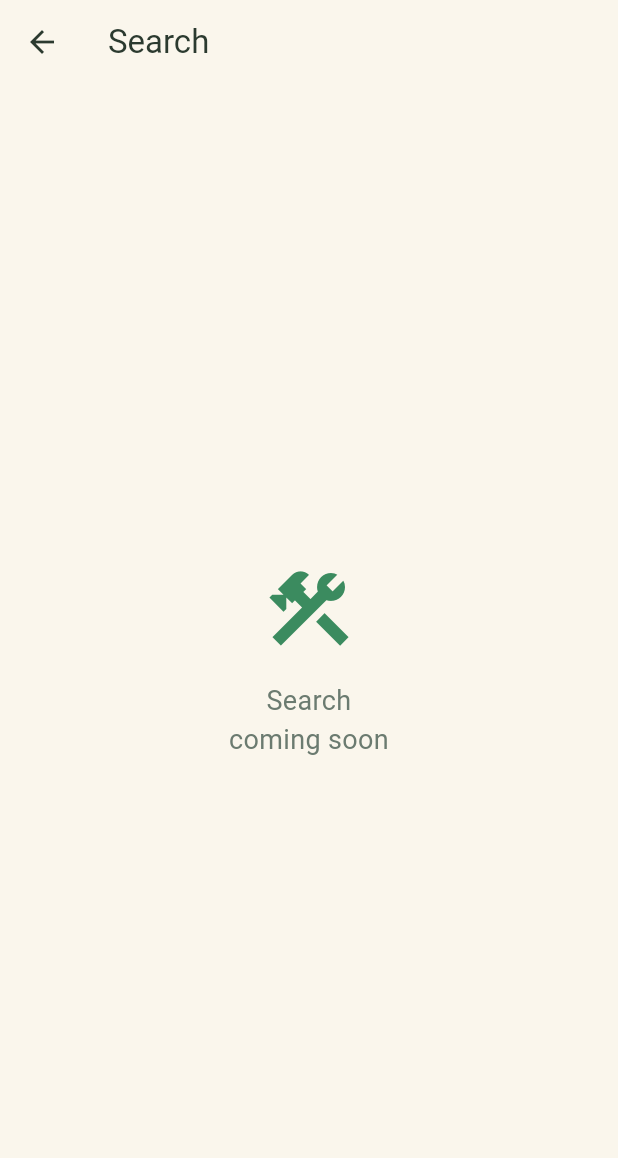
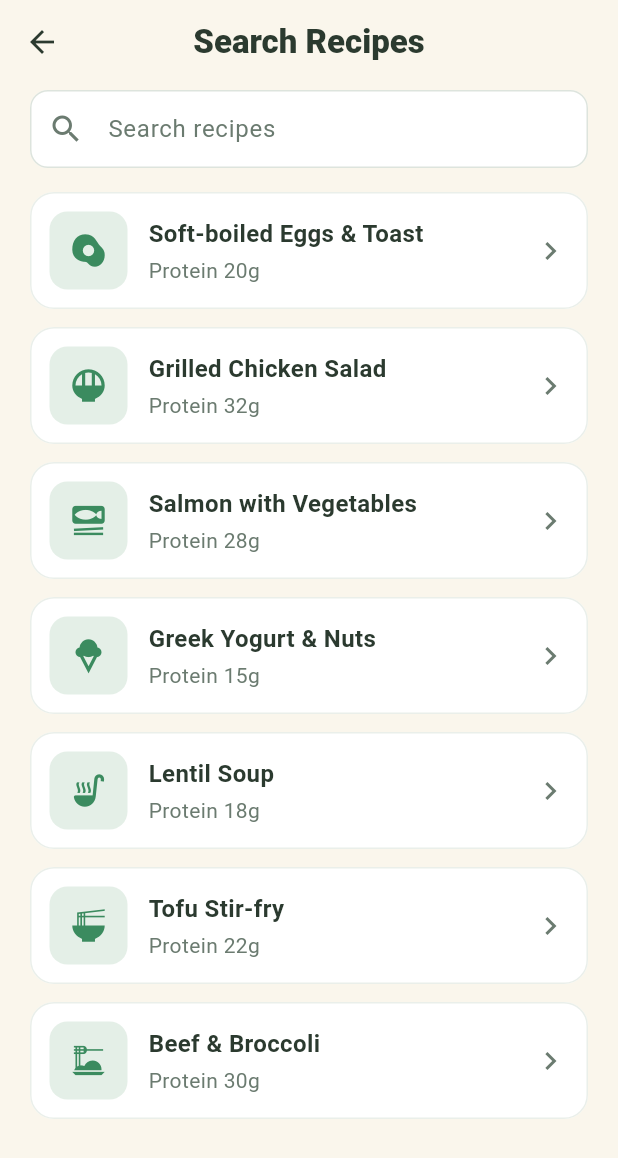
Before and after one commit to anuruddhika94/sarco_care, a Flutter app: the MealsScreen screen opened directly, after a tap on the "search" icon, on a phone screen of 412 x 824 dp. Shown: the top 1158 px of the screen. Run offline on Flutter 3.47's test engine with Material 3 defaults, Android fonts, the phone set to English and light mode, and no system bars.

Commit message:
Add meal search with live filter from Meals
- Meal Search: search field with client-side name filter, result rows
  opening the recipe detail, and an empty state
- Meals search icon and View Recipes now open Meal Search

```diff
--- /dev/null
+++ b/lib/screens/meal_search_screen.dart
@@ -0,0 +1,209 @@
+import 'package:flutter/material.dart';
+
+import '../theme/app_theme.dart';
+import 'recipe_screen.dart';
+
+/// Meal Search — browse and filter recipes, opened from Meals.
+/// Pure UI: a client-side name filter over a fixed recipe list; results open
+/// the Recipe detail.
+class MealSearchScreen extends StatefulWidget {
+  const MealSearchScreen({super.key});
+
+  @override
+  State<MealSearchScreen> createState() => _MealSearchScreenState();
+}
+
+class _MealSearchScreenState extends State<MealSearchScreen> {
+  final TextEditingController _controller = TextEditingController();
+  String _query = '';
+
+  static const _recipes = [
+    _Recipe('Soft-boiled Eggs & Toast', 'Protein 20g', Icons.egg_alt),
+    _Recipe('Grilled Chicken Salad', 'Protein 32g', Icons.rice_bowl),
+    _Recipe('Salmon with Vegetables', 'Protein 28g', Icons.set_meal),
+    _Recipe('Greek Yogurt & Nuts', 'Protein 15g', Icons.icecream),
+    _Recipe('Lentil Soup', 'Protein 18g', Icons.soup_kitchen),
+    _Recipe('Tofu Stir-fry', 'Protein 22g', Icons.ramen_dining),
+    _Recipe('Beef & Broccoli', 'Protein 30g', Icons.dinner_dining),
+  ];
+
+  @override
+  void dispose() {
+    _controller.dispose();
+    super.dispose();
+  }
+
+  List<_Recipe> get _results {
+    if (_query.isEmpty) return _recipes;
+    final q = _query.toLowerCase();
+    return _recipes.where((r) => r.name.toLowerCase().contains(q)).toList();
+  }
+
+  void _openRecipe(String name) {
+    Navigator.of(context).push(
+      MaterialPageRoute(builder: (_) => RecipeScreen(recipeName: name)),
+    );
+  }
+
+  @override
+  Widget build(BuildContext context) {
+    final results = _results;
+    return Scaffold(
+      backgroundColor: AppColors.background,
+      appBar: AppBar(
+        backgroundColor: AppColors.background,
+        foregroundColor: AppColors.textDark,
+        elevation: 0,
+        title: const Text(
+          'Search Recipes',
+          style: TextStyle(fontWeight: FontWeight.w800),
+        ),
+        centerTitle: true,
+      ),
+      body: Column(
+        children: [
+          Padding(
+            padding: const EdgeInsets.fromLTRB(20, 4, 20, 12),
+            child: TextField(
+              controller: _controller,
+              onChanged: (v) => setState(() => _query = v),
+              decoration: InputDecoration(
+                hintText: 'Search recipes',
+                hintStyle: const TextStyle(color: AppColors.textMuted),
+                prefixIcon: const Icon(Icons.search, color: AppColors.textMuted),
+                suffixIcon: _query.isEmpty
+                    ? null
+                    : IconButton(
+                        icon: const Icon(Icons.close, color: AppColors.textMuted),
+                        onPressed: () => setState(() {
+                          _controller.clear();
+                          _query = '';
+                        }),
+                      ),
+                filled: true,
+                fillColor: AppColors.surface,
+                contentPadding:
+                    const EdgeInsets.symmetric(horizontal: 16, vertical: 14),
+                enabledBorder: OutlineInputBorder(
+                  borderRadius: BorderRadius.circular(12),
+                  borderSide: const BorderSide(color: Color(0xFFDDE4DD)),
+                ),
+                focusedBorder: OutlineInputBorder(
+                  borderRadius: BorderRadius.circular(12),
+                  borderSide:
+                      const BorderSide(color: AppColors.primary, width: 1.5),
+                ),
+              ),
+            ),
+          ),
+          Expanded(
+            child: results.isEmpty
+                ? _EmptyState(query: _query)
+                : ListView(
+                    padding: const EdgeInsets.fromLTRB(20, 4, 20, 20),
+                    children: [
+                      for (final r in results)
+                        Padding(
+                          padding: const EdgeInsets.only(bottom: 12),
+                          child: _ResultRow(
+                            recipe: r,
+                            onTap: () => _openRecipe(r.name),
+                          ),
+                        ),
+                    ],
+                  ),
+          ),
+        ],
+      ),
+    );
+  }
+}
+
+class _Recipe {
+  const _Recipe(this.name, this.protein, this.icon);
+  final String name;
+  final String protein;
+  final IconData icon;
+}
+
+class _ResultRow extends StatelessWidget {
+  const _ResultRow({required this.recipe, required this.onTap});
+  final _Recipe recipe;
+  final VoidCallback onTap;
+
+  @override
+  Widget build(BuildContext context) {
+    return Material(
+      color: AppColors.surface,
+      borderRadius: BorderRadius.circular(16),
+      child: InkWell(
+        borderRadius: BorderRadius.circular(16),
+        onTap: onTap,
+        child: Container(
+          padding: const EdgeInsets.all(12),
+          decoration: BoxDecoration(
+            borderRadius: BorderRadius.circular(16),
+            border: Border.all(color: const Color(0xFFEAEFEA)),
+          ),
+          child: Row(
+            children: [
+              Container(
+                width: 52,
+                height: 52,
+                decoration: BoxDecoration(
+                  color: AppColors.softGreen,
+                  borderRadius: BorderRadius.circular(12),
+                ),
+                child: Icon(recipe.icon, color: AppColors.primary, size: 26),
+              ),
+              const SizedBox(width: 14),
+              Expanded(
+                child: Column(
+                  crossAxisAlignment: CrossAxisAlignment.start,
+                  children: [
+                    Text(
+                      recipe.name,
+                      style: TextStyle(
+                        fontSize: 16,
+                        fontWeight: FontWeight.w700,
+                        color: AppColors.textDark,
+                      ),
+                    ),
+                    const SizedBox(height: 3),
+                    Text(
+                      recipe.protein,
+                      style: TextStyle(fontSize: 14, color: AppColors.textMuted),
+                    ),
+                  ],
+                ),
+              ),
+              Icon(Icons.chevron_right, color: AppColors.textMuted),
+            ],
+          ),
+        ),
+      ),
+    );
+  }
+}
+
+class _EmptyState extends StatelessWidget {
+  const _EmptyState({required this.query});
+  final String query;
+
+  @override
+  Widget build(BuildContext context) {
+    return Center(
+      child: Column(
+        mainAxisSize: MainAxisSize.min,
+        children: [
+          Icon(Icons.search_off, size: 56, color: AppColors.textMuted),
+          const SizedBox(height: 12),
+          Text(
+            'No recipes match "$query"',
+            style: TextStyle(fontSize: 16, color: AppColors.textMuted),
+          ),
+        ],
+      ),
+    );
+  }
+}
--- a/lib/screens/meals_screen.dart
+++ b/lib/screens/meals_screen.dart
@@ -1,13 +1,13 @@
 import 'package:flutter/material.dart';
 
 import '../theme/app_theme.dart';
-import '../widgets/placeholder_screen.dart';
 import '../widgets/segmented_tabs.dart';
+import 'meal_search_screen.dart';
 import 'recipe_screen.dart';
 
 /// Screen #4 — Meals.
 /// Pure UI: search header, segmented tabs, suggested meal cards and a
-/// "View Recipes" action. Cards forward to the Recipe detail placeholder (#5).
+/// "View Recipes" action. Cards open the Recipe detail; search opens Meal Search.
 class MealsScreen extends StatefulWidget {
   const MealsScreen({super.key});
 
@@ -33,9 +33,9 @@ class _MealsScreenState extends State<MealsScreen> {
     );
   }
 
-  void _openPlaceholder(String title) {
+  void _openSearch() {
     Navigator.of(context).push(
-      MaterialPageRoute(builder: (_) => PlaceholderScreen(title: title)),
+      MaterialPageRoute(builder: (_) => const MealSearchScreen()),
     );
   }
 
@@ -55,7 +55,7 @@ class _MealsScreenState extends State<MealsScreen> {
         actions: [
           IconButton(
             icon: const Icon(Icons.search),
-            onPressed: () => _openPlaceholder('Search'),
+            onPressed: _openSearch,
           ),
         ],
       ),
@@ -98,7 +98,7 @@ class _MealsScreenState extends State<MealsScreen> {
             child: SizedBox(
               width: double.infinity,
               child: ElevatedButton(
-                onPressed: () => _openPlaceholder('Recipes'),
+                onPressed: _openSearch,
                 child: const Text('View Recipes'),
               ),
             ),
```
